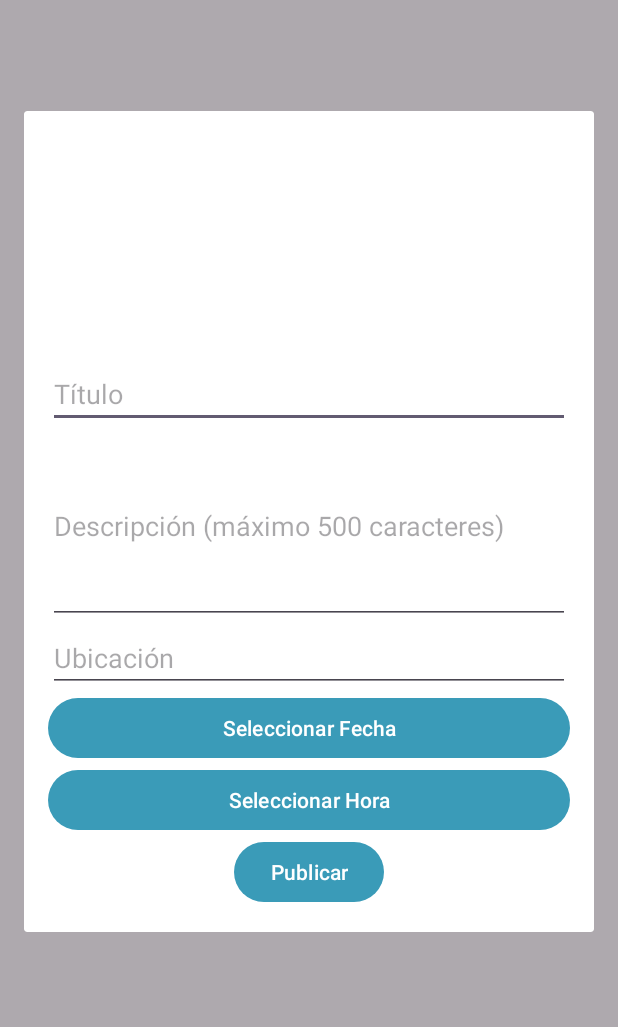
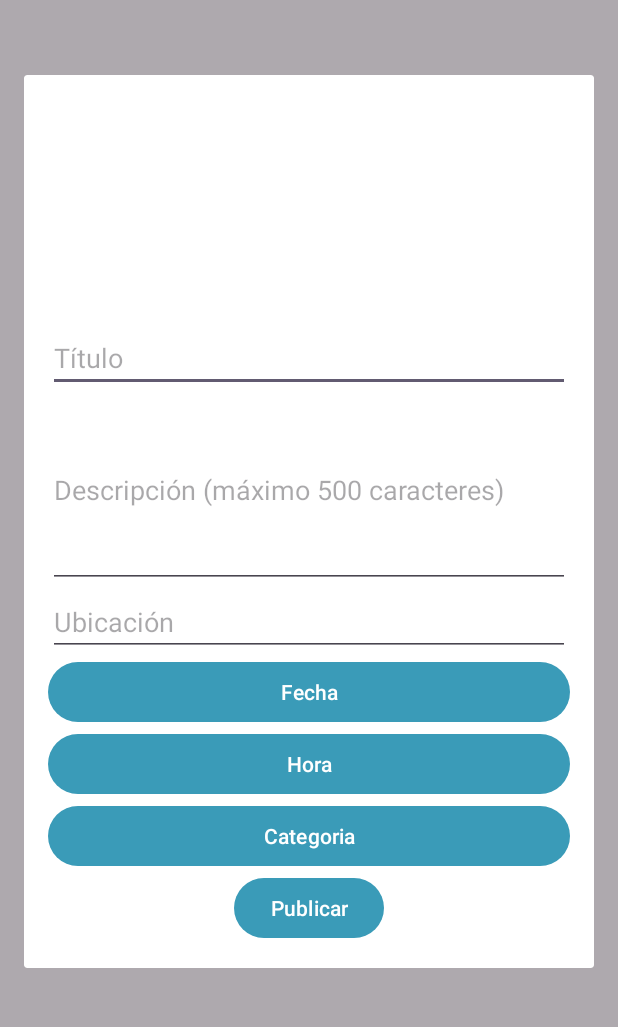
Before and after one commit to InoValz/AplicacionMovil, an Android app: the screen it shows after launch once a user with an empty profile is signed in (MenuPrincipal), after a tap on "Botón de herramientas", on a phone screen of 412 x 824 dp, the part 96-1123 px from its top. Run offline under Robolectric (Android 15) with nearby library versions, the phone set to English and light mode, and no system bars; our stand-ins replace Firebase (no records; nobody signed in at launch, a user with empty details on screens opened directly).

Commit message:
version 3.3.2

```diff
--- a/app/src/main/res/layout/dialog_pubicacion.xml
+++ b/app/src/main/res/layout/dialog_pubicacion.xml
@@ -44,7 +44,7 @@
         android:id="@+id/btnFecha"
         android:layout_width="0dp"
         android:layout_height="wrap_content"
-        android:text="Seleccionar Fecha"
+        android:text="Fecha"
         app:layout_constraintEnd_toEndOf="parent"
         app:layout_constraintStart_toStartOf="parent"
         app:layout_constraintTop_toBottomOf="@+id/editTextUbicacion" />
@@ -54,10 +54,20 @@
         android:id="@+id/btnHora"
         android:layout_width="0dp"
         android:layout_height="wrap_content"
-        android:text="Seleccionar Hora"
+        android:text="Hora"
         app:layout_constraintEnd_toEndOf="parent"
         app:layout_constraintStart_toStartOf="parent"
         app:layout_constraintTop_toBottomOf="@+id/btnFecha" />
+
+    <!-- Categoria -->
+    <Button
+        android:id="@+id/btnCategoria"
+        android:layout_width="0dp"
+        android:layout_height="wrap_content"
+        android:text="Categoria"
+        app:layout_constraintEnd_toEndOf="parent"
+        app:layout_constraintStart_toStartOf="parent"
+        app:layout_constraintTop_toBottomOf="@+id/btnHora" />
 
     <!-- Botón para publicar -->
     <Button
@@ -68,6 +78,6 @@
         app:layout_constraintBottom_toBottomOf="parent"
         app:layout_constraintEnd_toEndOf="parent"
         app:layout_constraintStart_toStartOf="parent"
-        app:layout_constraintTop_toBottomOf="@+id/btnHora" />
+        app:layout_constraintTop_toBottomOf="@+id/btnCategoria" />
 
 </androidx.constraintlayout.widget.ConstraintLayout>
```
Also changed, not shown: app/src/main/java/com/example/aplicacionmovil/MenuPrincipal.kt (+46 -2 lines).
